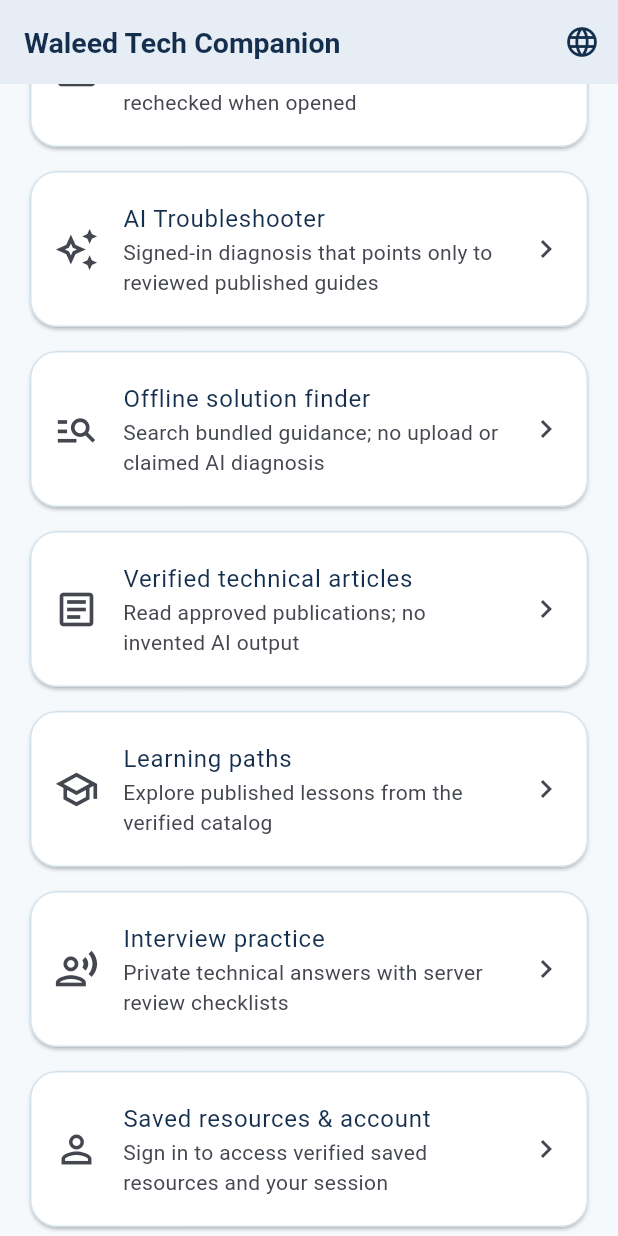
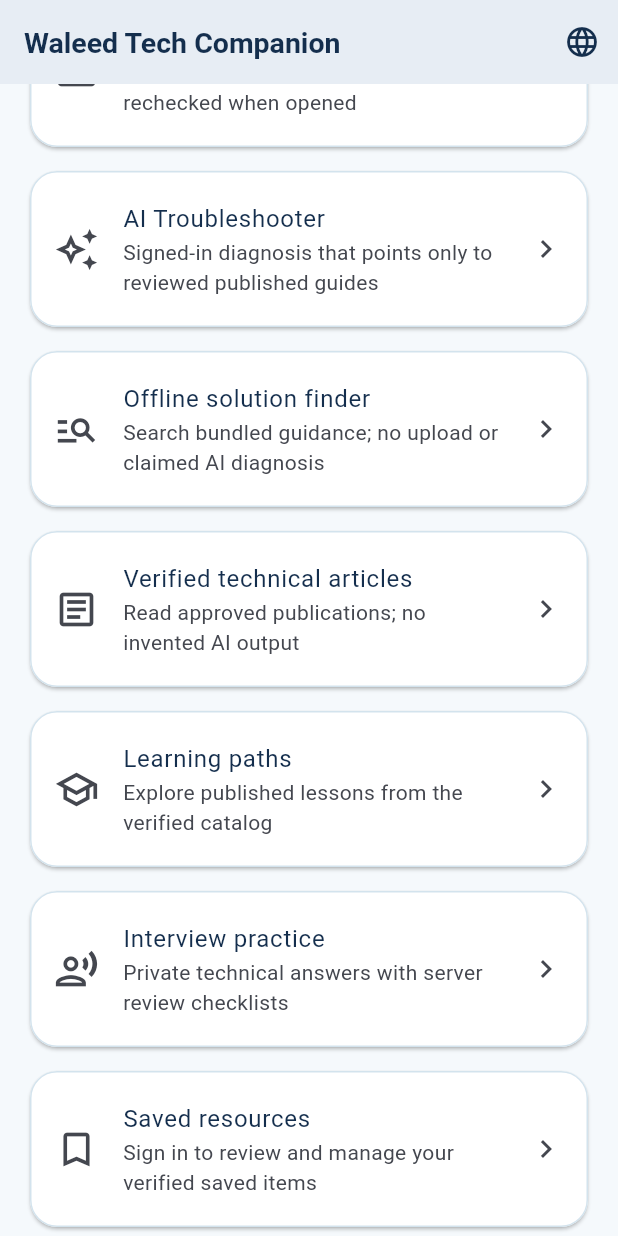
Before and after one commit to walidatiyaai2025-gif/WalidSite, a Flutter app: the CompanionHome screen opened directly with empty values, scrolled down 576 dp, on a phone screen of 412 x 824 dp. Run offline on Flutter 3.47's test engine with Material 3 defaults, Android fonts, the phone set to English and light mode, and no system bars; our stand-ins replace share_plus; missing offline and left inert: cryptography; accounts and stored records are empty.

Commit message:
fix(#22): expose separate saved resources and personal profile destinations

```diff
--- a/mobile/lib/main.dart
+++ b/mobile/lib/main.dart
@@ -380,19 +380,45 @@ class CompanionHome extends StatelessWidget {
             const SizedBox(height: 16),
             Card(
               child: ListTile(
-                key: const Key('account-saved-profile-entry'),
+                key: const Key('account-saved-entry'),
+                contentPadding: const EdgeInsets.symmetric(
+                  horizontal: 16, vertical: 12,
+                ),
+                leading: const Icon(Icons.bookmark_outline, size: 30),
+                title: Text(arabic ? 'المحفوظات' : 'Saved resources'),
+                subtitle: Text(arabic
+                    ? 'سجل الدخول لفتح محفوظاتك الموثقة وإدارتها'
+                    : 'Sign in to review and manage your verified saved items'),
+                trailing: Icon(arabic ? Icons.chevron_left : Icons.chevron_right),
+                onTap: () => Navigator.of(context).push(
+                  MaterialPageRoute<void>(
+                    builder: (_) => MobileAccountJourney(
+                      arabic: arabic,
+                      initialSection: MobileAccountSection.saved,
+                    ),
+                  ),
+                ),
+              ),
+            ),
+            const SizedBox(height: 16),
+            Card(
+              child: ListTile(
+                key: const Key('account-profile-entry'),
                 contentPadding: const EdgeInsets.symmetric(
                   horizontal: 16, vertical: 12,
                 ),
                 leading: const Icon(Icons.person_outline, size: 30),
-                title: Text(arabic ? 'المحفوظات وحسابي' : 'Saved resources & account'),
+                title: Text(arabic ? 'الملف الشخصي' : 'Personal profile'),
                 subtitle: Text(arabic
-                    ? 'سجل الدخول لقراءة محفوظاتك وإدارة جلسة الحساب'
-                    : 'Sign in to access verified saved resources and your session'),
+                    ? 'سجل الدخول لإدارة بريد الحساب والخصوصية والجلسة'
+                    : 'Sign in to manage account email, privacy and session controls'),
                 trailing: Icon(arabic ? Icons.chevron_left : Icons.chevron_right),
                 onTap: () => Navigator.of(context).push(
                   MaterialPageRoute<void>(
-                    builder: (_) => MobileAccountJourney(arabic: arabic),
+                    builder: (_) => MobileAccountJourney(
+                      arabic: arabic,
+                      initialSection: MobileAccountSection.profile,
+                    ),
                   ),
                 ),
               ),
```
